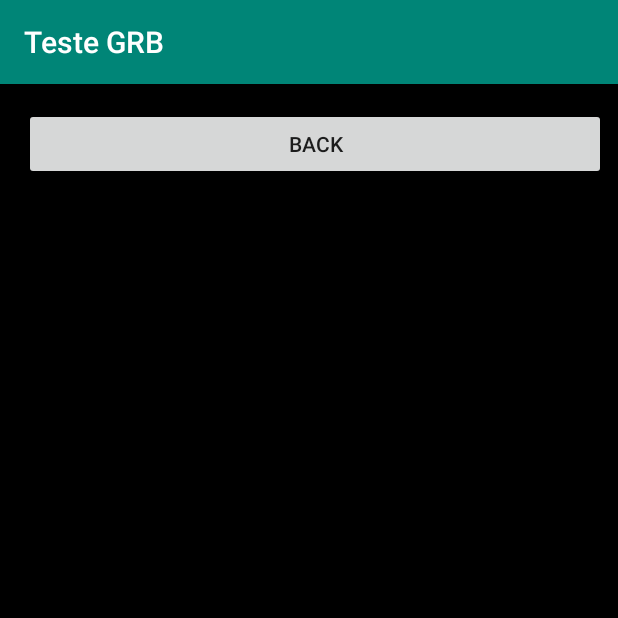
After one commit to joaovperin/RGBTesting, an Android app: the ChangeColorActivity screen opened directly, with no data from a screen before it, on a phone screen of 412 x 824 dp, the top half of it. The commit adds this screen. Run offline under Robolectric (Android 15) with nearby library versions, the phone set to English and light mode, and no system bars.

Commit message:
Finished the app.

```diff
--- a/app/src/main/AndroidManifest.xml
+++ b/app/src/main/AndroidManifest.xml
@@ -16,6 +16,7 @@
                 <category android:name="android.intent.category.LAUNCHER" />
             </intent-filter>
         </activity>
+        <activity android:name=".ChangeColorActivity"></activity>
     </application>
 
 </manifest>
--- /dev/null
+++ b/app/src/main/java/br/com/jpe/rgbtesting/ChangeColorActivity.java
@@ -0,0 +1,37 @@
+package br.com.jpe.rgbtesting;
+
+import android.content.Intent;
+import android.graphics.Color;
+import android.support.v7.app.AppCompatActivity;
+import android.os.Bundle;
+import android.view.View;
+
+import br.com.jpe.rgbtesting.core.ColorConstants;
+
+public class ChangeColorActivity extends AppCompatActivity implements ColorConstants {
+
+    Integer colorValue_Red = 150;
+    Integer colorValue_Green = 30;
+    Integer colorValue_Blue = 30;
+
+    @Override
+    protected void onCreate(Bundle savedInstanceState) {
+        super.onCreate(savedInstanceState);
+        setContentView(R.layout.activity_change_color);
+
+        // Get the Intent that started this activity and extract the string
+        Intent it = getIntent();
+
+        colorValue_Red = it.getIntExtra(COLOR_R, 0);
+        colorValue_Green = it.getIntExtra(COLOR_G,0);
+        colorValue_Blue = it.getIntExtra(COLOR_B,0);
+
+        Integer color = Color.rgb(colorValue_Red, colorValue_Green, colorValue_Blue);
+        getWindow().getDecorView().setBackgroundColor(color);
+    }
+
+    public void onClickBackButton(View v){
+        finish();
+    }
+
+}
--- /dev/null
+++ b/app/src/main/java/br/com/jpe/rgbtesting/core/ColorConstants.java
@@ -0,0 +1,9 @@
+package br.com.jpe.rgbtesting.core;
+
+public interface ColorConstants {
+
+    public static final String COLOR_R = "COLOR_R";
+    public static final String COLOR_G = "COLOR_G";
+    public static final String COLOR_B = "COLOR_B";
+
+}
--- /dev/null
+++ b/app/src/main/res/layout/activity_change_color.xml
@@ -0,0 +1,21 @@
+<?xml version="1.0" encoding="utf-8"?>
+<android.support.constraint.ConstraintLayout xmlns:android="http://schemas.android.com/apk/res/android"
+    xmlns:app="http://schemas.android.com/apk/res-auto"
+    xmlns:tools="http://schemas.android.com/tools"
+    android:layout_width="match_parent"
+    android:layout_height="match_parent"
+    tools:context=".ChangeColorActivity">
+
+    <Button
+        android:id="@+id/button"
+        android:layout_width="0dp"
+        android:layout_height="wrap_content"
+        android:layout_marginStart="16dp"
+        android:layout_marginTop="16dp"
+        android:layout_marginEnd="8dp"
+        android:onClick="onClickBackButton"
+        android:text="@string/back_button"
+        app:layout_constraintEnd_toEndOf="parent"
+        app:layout_constraintStart_toStartOf="parent"
+        app:layout_constraintTop_toTopOf="parent" />
+</android.support.constraint.ConstraintLayout>
--- a/app/src/main/res/layout/activity_main.xml
+++ b/app/src/main/res/layout/activity_main.xml
@@ -60,7 +60,7 @@
         android:layout_marginTop="8dp"
         android:layout_marginEnd="8dp"
         android:onClick="onClickChangeActivity"
-        android:text="Button"
+        android:text="@string/change_activity"
         app:layout_constraintEnd_toEndOf="parent"
         app:layout_constraintStart_toStartOf="parent"
         app:layout_constraintTop_toBottomOf="@+id/sb_Blue" />
--- a/app/src/main/res/values/strings.xml
+++ b/app/src/main/res/values/strings.xml
@@ -2,4 +2,5 @@
     <string name="app_name">Teste GRB</string>
     <string name="select_color">Selecione a Cor</string>
     <string name="change_activity">Change Activity</string>
+    <string name="back_button">Back</string>
 </resources>
```
Also changed, not shown: app/src/main/java/br/com/jpe/rgbtesting/MainActivity.java (+29 -4 lines).
